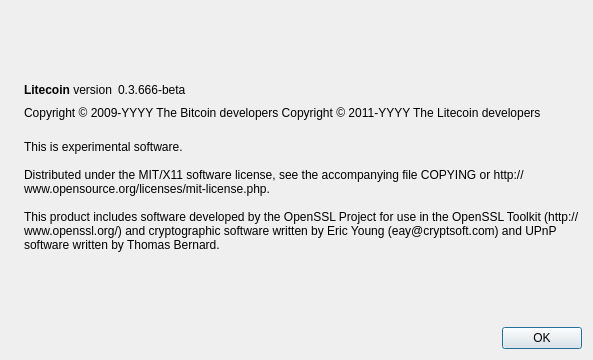
This is src/qt/forms/aboutdialog.ui in Litecoindark/LTCD as Qt 5 draws it before an edit. The edited form follows.
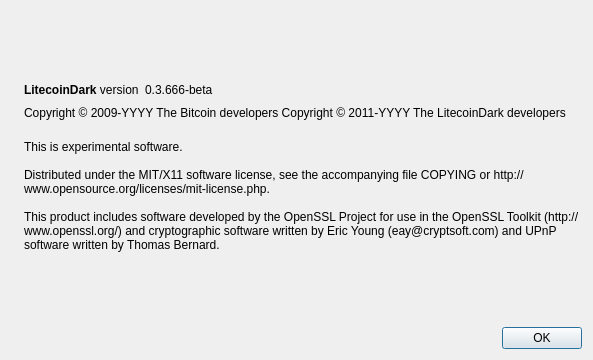
This is the edited form. Icons and pictures are not drawn.

Commit message: Fresh rebuild from litecoin sources.  Modified code to match litecoindark 1.0.1 network

```diff
--- a/src/qt/forms/aboutdialog.ui
+++ b/src/qt/forms/aboutdialog.ui
@@ -50,7 +50,7 @@
           <cursorShape>IBeamCursor</cursorShape>
          </property>
          <property name="text">
-          <string>&lt;b&gt;Litecoin&lt;/b&gt; version</string>
+          <string>&lt;b&gt;LitecoinDark&lt;/b&gt; version</string>
          </property>
          <property name="textInteractionFlags">
           <set>Qt::LinksAccessibleByMouse|Qt::TextSelectableByKeyboard|Qt::TextSelectableByMouse</set>
@@ -92,7 +92,7 @@
        </property>
        <property name="text">
         <string notr="true">Copyright &amp;copy; 2009-YYYY The Bitcoin developers
-Copyright &amp;copy; 2011-YYYY The Litecoin developers</string>
+Copyright &amp;copy; 2011-YYYY The LitecoinDark developers</string>
        </property>
        <property name="textFormat">
         <enum>Qt::RichText</enum>
```
Left out of the diff: 2 changed lines with no effect on the pictures. The commit also changes 121 other files.
